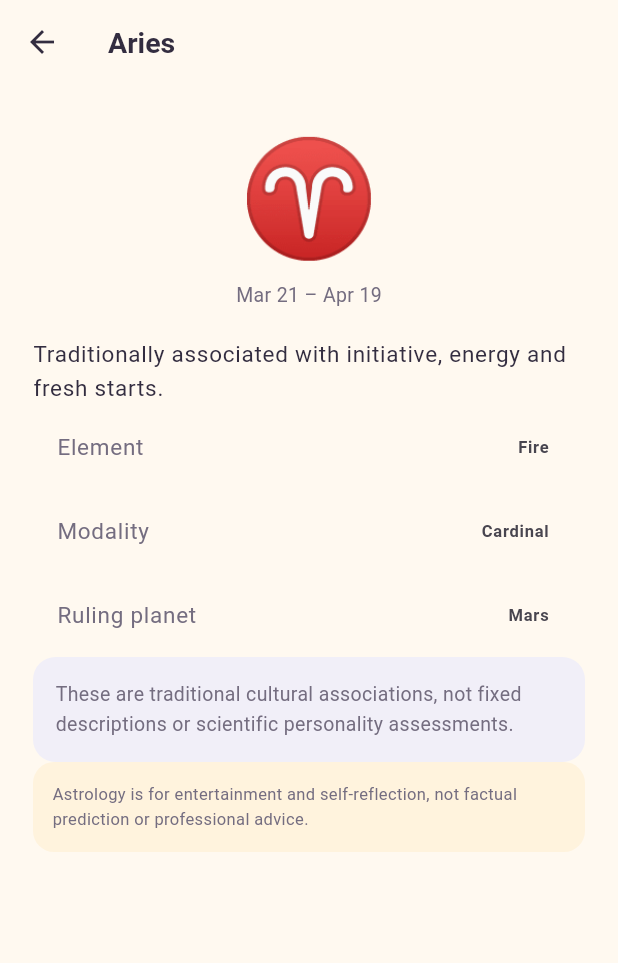
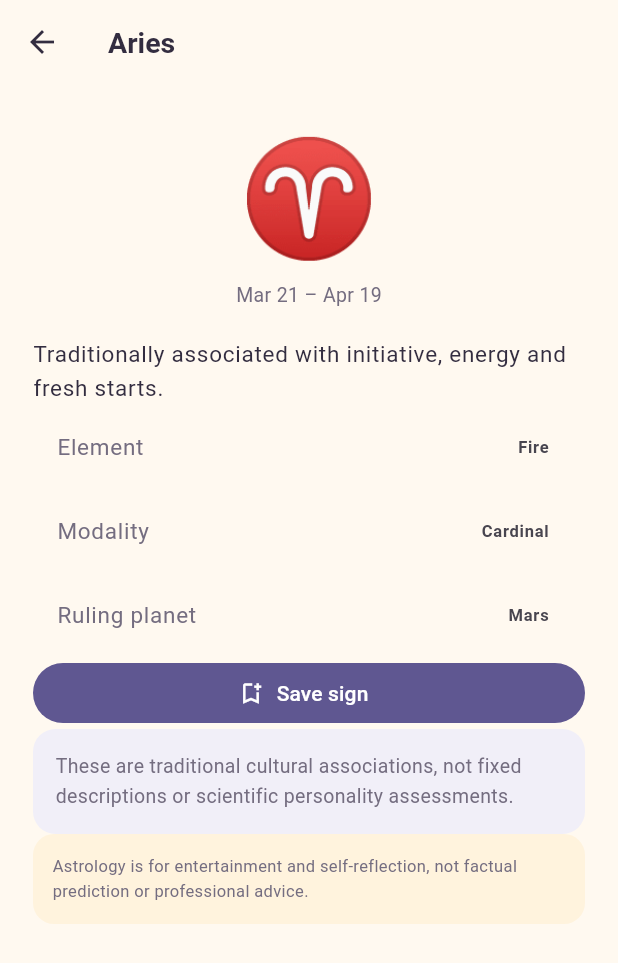
Before and after one commit to dharmesh-eww/TestApp-5, a Flutter app: the SignProfileScreen screen opened directly with sample values from the repository, on a phone screen of 412 x 824 dp. Shown: the top 963 px of the screen. Run offline on Flutter 3.47's test engine with Material 3 defaults, Android fonts, the phone set to English and light mode, and no system bars; our stand-ins replace flutter_local_notifications, flutter_riverpod, sqflite, timezone; accounts and stored records are empty.

Commit message:
Allow saving zodiac sign profiles locally

```diff
--- a/lib/features/zodiac/presentation/zodiac_screen.dart
+++ b/lib/features/zodiac/presentation/zodiac_screen.dart
@@ -1,4 +1,4 @@
-import 'package:flutter/material.dart';import '../../../core/models/zodiac_sign.dart';import '../../../core/theme/app_theme.dart';import '../../../shared/widgets/app_components.dart';
+import 'package:flutter/material.dart';import '../../../core/models/zodiac_sign.dart';import '../../../core/data/astro_repository.dart';import '../../../core/theme/app_theme.dart';import '../../../shared/widgets/app_components.dart';
 class ZodiacScreen extends StatefulWidget{const ZodiacScreen({super.key});@override State<ZodiacScreen> createState()=>_ZodiacScreenState();}
 class _ZodiacScreenState extends State<ZodiacScreen>{String query='';@override Widget build(BuildContext context){final rows=zodiacSigns.where((s)=>s.name.toLowerCase().contains(query.toLowerCase())).toList();return CustomScrollView(slivers:[SliverPadding(padding:const EdgeInsets.all(20),sliver:SliverToBoxAdapter(child:Column(crossAxisAlignment:CrossAxisAlignment.start,children:[const PageHeader('The zodiac',subtitle:'Twelve signs and their traditional associations.'),TextField(onChanged:(v)=>setState(()=>query=v),decoration:const InputDecoration(prefixIcon:Icon(Icons.search),hintText:'Search signs'))]))),SliverPadding(padding:const EdgeInsets.symmetric(horizontal:18),sliver:SliverGrid.builder(itemCount:rows.length,gridDelegate:const SliverGridDelegateWithFixedCrossAxisCount(crossAxisCount:2,childAspectRatio:1.35,crossAxisSpacing:10,mainAxisSpacing:10),itemBuilder:(c,i){final s=rows[i];return Card(child:InkWell(onTap:()=>Navigator.push(c,MaterialPageRoute(builder:(_)=>SignProfileScreen(sign:s))),child:Padding(padding:const EdgeInsets.all(15),child:Column(crossAxisAlignment:CrossAxisAlignment.start,children:[Text(s.glyph,style:const TextStyle(fontSize:29,color:AppTheme.primary)),const Spacer(),Text(s.name,style:const TextStyle(fontSize:16,fontWeight:FontWeight.w700)),Text(s.dates,style:const TextStyle(fontSize:11,color:AppTheme.muted)),Text(s.element+' · '+s.modality,style:const TextStyle(fontSize:10,color:AppTheme.primary))]))));}))]);}}
-class SignProfileScreen extends StatelessWidget{const SignProfileScreen({super.key,required this.sign});final ZodiacSign sign;@override Widget build(BuildContext context)=>Scaffold(appBar:AppBar(title:Text(sign.name)),body:ListView(padding:const EdgeInsets.all(22),children:[Center(child:Text(sign.glyph,style:const TextStyle(fontSize:75,color:AppTheme.primary))),Center(child:Text(sign.dates,style:const TextStyle(color:AppTheme.muted))),const SizedBox(height:18),Text(sign.about,style:Theme.of(context).textTheme.bodyLarge),_row('Element',sign.element),_row('Modality',sign.modality),_row('Ruling planet',sign.ruler),const InfoCard('These are traditional cultural associations, not fixed descriptions or scientific personality assessments.'),const DisclaimerCard()]));Widget _row(String a,String b)=>ListTile(title:Text(a,style:const TextStyle(color:AppTheme.muted)),trailing:Text(b,style:const TextStyle(fontWeight:FontWeight.w700)));}
+class SignProfileScreen extends StatelessWidget{const SignProfileScreen({super.key,required this.sign});final ZodiacSign sign;@override Widget build(BuildContext context)=>Scaffold(appBar:AppBar(title:Text(sign.name)),body:ListView(padding:const EdgeInsets.all(22),children:[Center(child:Text(sign.glyph,style:const TextStyle(fontSize:75,color:AppTheme.primary))),Center(child:Text(sign.dates,style:const TextStyle(color:AppTheme.muted))),const SizedBox(height:18),Text(sign.about,style:Theme.of(context).textTheme.bodyLarge),_row('Element',sign.element),_row('Modality',sign.modality),_row('Ruling planet',sign.ruler),FilledButton.icon(onPressed:()async{await AstroRepository.instance.toggleSaved({'id':'sign-'+sign.id,'sign':sign.id,'title':sign.name+' · Zodiac profile','body':sign.about,'prompt':'Explore '+sign.element+' and '+sign.modality+' traditions.','content_type':'sign'});if(context.mounted)ScaffoldMessenger.of(context).showSnackBar(const SnackBar(content:Text('Zodiac profile saved locally.')));},icon:const Icon(Icons.bookmark_add_outlined),label:const Text('Save sign')),const InfoCard('These are traditional cultural associations, not fixed descriptions or scientific personality assessments.'),const DisclaimerCard()]));Widget _row(String a,String b)=>ListTile(title:Text(a,style:const TextStyle(color:AppTheme.muted)),trailing:Text(b,style:const TextStyle(fontWeight:FontWeight.w700)));}
```
